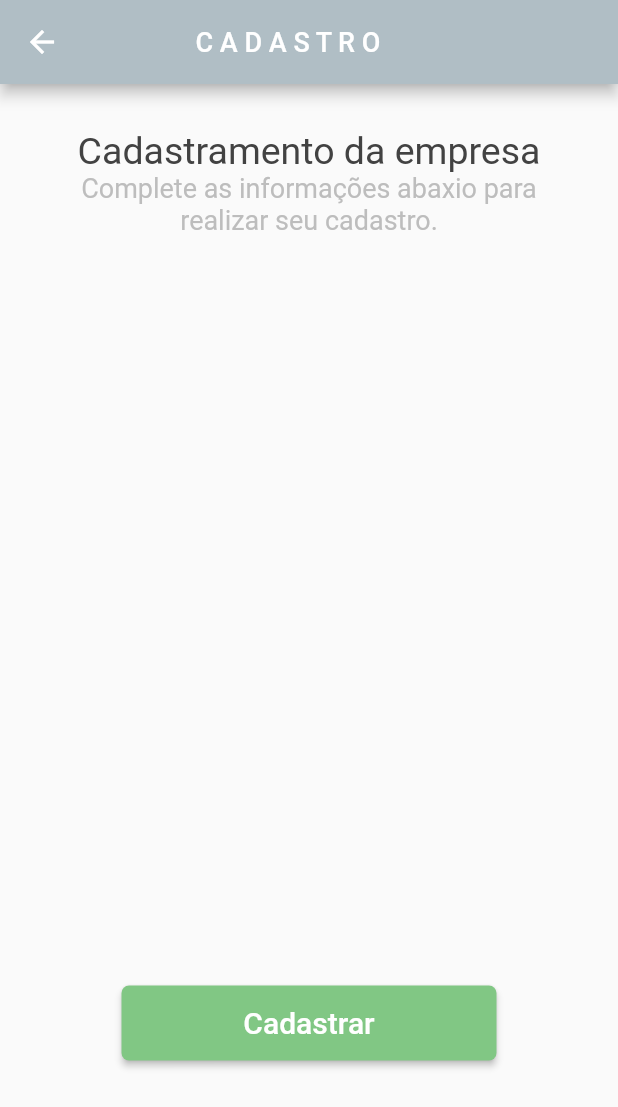
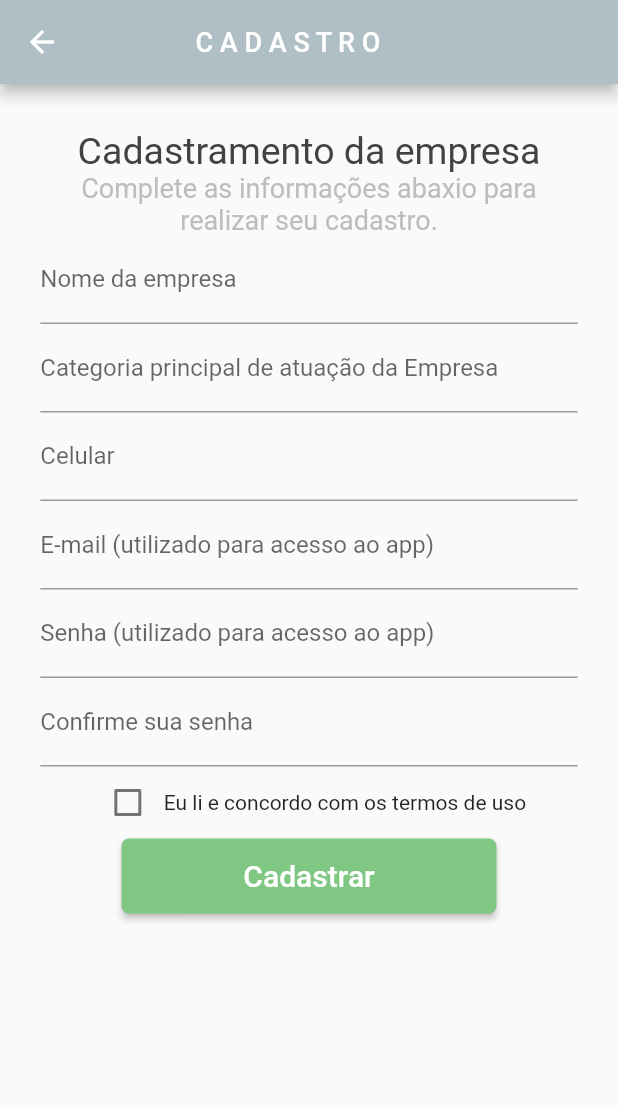
Before and after one commit to matheusplannerer/ofertas, a Flutter app: the CA002 screen opened directly, after a tap on "Continue", on a phone screen of 412 x 824 dp. Shown: the top 1107 px of the screen. Run offline on Flutter 3.47's test engine with Material 2 defaults, Android fonts, the phone set to English and light mode, and no system bars; our stand-ins replace cloud_firestore, firebase_auth; accounts and stored records are empty.

Commit message:
Branch, Nova Página e Algumas Correções
Feito um novo branch para o gelol trabalhar nas páginas de cadastramento, fizemos mais duas páginas.
Corrigimos alguns bugs no pc do xampinho.
Ainda faltam muitas correções, mas estamos pegando o jeito.

```diff
--- a/lib/CA004.dart
+++ b/lib/CA004.dart
@@ -3,6 +3,22 @@ import 'package:ofertas/CA002.dart';
 import 'package:ofertas/CA005.dart';
 
 class CA004 extends StatelessWidget {
+  @override
+  Widget build(BuildContext context) {
+    return MaterialApp(
+      home: MyHomePage(),
+    );
+  }
+}
+
+class MyHomePage extends StatefulWidget {
+  @override
+  _MyHomePageState createState() => _MyHomePageState();
+}
+
+class _MyHomePageState extends State<MyHomePage> {
+  bool checkbox = false;
+
   @override
   Widget build(BuildContext context) {
     return Scaffold(
@@ -36,7 +52,72 @@ class CA004 extends StatelessWidget {
               'realizar seu cadastro.',
               style: TextStyle(fontSize: 18, color: Colors.grey[400]),
             ),
-            SizedBox(height: 500),
+            Container(
+              width: MediaQuery.of(context).size.height / 2.3,
+              child: Form(
+                child: Column(
+                  children: [
+                    TextFormField(
+                      decoration: const InputDecoration(
+                        hintText: 'Como vai aparecer no app',
+                        labelText: 'Nome da empresa',
+                      ),
+                      onSaved: (String value) {},
+                    ),
+                    TextFormField(
+                      decoration: const InputDecoration(
+                        hintText: 'TROCAR POR UM WIDGET LISTA',
+                        labelText: 'Categoria principal de atuação da Empresa',
+                      ),
+                      onSaved: (String value) {},
+                    ),
+                    TextFormField(
+                      decoration: const InputDecoration(
+                        hintText: '(XX) X XXXX-XXXX',
+                        labelText: 'Celular',
+                      ),
+                      onSaved: (String value) {},
+                    ),
+                    TextFormField(
+                      decoration: const InputDecoration(
+                        hintText: 'ofertas@ofertas.com',
+                        labelText: 'E-mail (utilizado para acesso ao app) ',
+                      ),
+                      onSaved: (String value) {},
+                    ),
+                    TextFormField(
+                      decoration: const InputDecoration(
+                        hintText: 'Mínimo de 6 caracteres e ao menos 1 número',
+                        labelText: 'Senha (utilizado para acesso ao app)',
+                      ),
+                      onSaved: (String value) {},
+                    ),
+                    TextFormField(
+                      decoration: const InputDecoration(
+                        labelText: 'Confirme sua senha',
+                      ),
+                      onSaved: (String value) {},
+                    ),
+                    Row(
+                      mainAxisAlignment: MainAxisAlignment.center,
+                      children: <Widget>[
+                        Checkbox(
+                          value: checkbox,
+                          onChanged: (bool value) {
+                            setState(
+                              () {
+                                checkbox = value;
+                              },
+                            );
+                          },
+                        ),
+                        Text("Eu li e concordo com os termos de uso"),
+                      ],
+                    ),
+                  ],
+                ),
+              ),
+            ),
             ButtonTheme(
               shape: RoundedRectangleBorder(
                   borderRadius: new BorderRadius.circular(5.0)),
```
Also changed, not shown: lib/CA001.dart (+51 -20 lines), lib/CA003.dart (added, +9 -0 lines), pubspec.yaml (+10 -0 lines), assets/dois.jpg (added), assets/logo.jpg (added), assets/logo2.jpg (added), assets/mogi.jpg (added), assets/tres.jpg (added), assets/um.jpg (added), assets/wpp.jpg (added).
